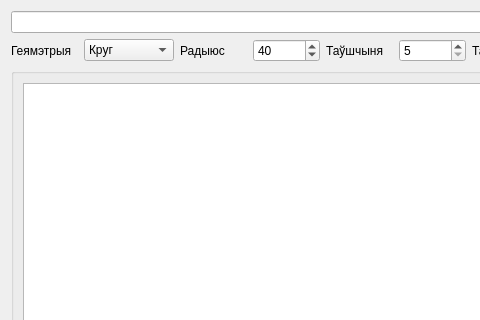
Qt form imagecropwindow.ui (0mniCrow/SmartGraph) before a commit; both pictures show x 0 to 480 and y 0 to 320 of the 847 by 589 pixel window.
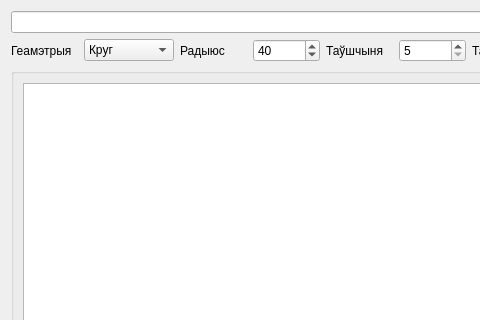
The same form after that commit.

The edit to the form file:
```diff
--- a/imagecropwindow.ui
+++ b/imagecropwindow.ui
@@ -43,7 +43,7 @@
      <item>
       <widget class="QLabel" name="label_4">
        <property name="text">
-        <string>Геямэтрыя</string>
+        <string>Геамэтрыя</string>
        </property>
       </widget>
      </item>
```
